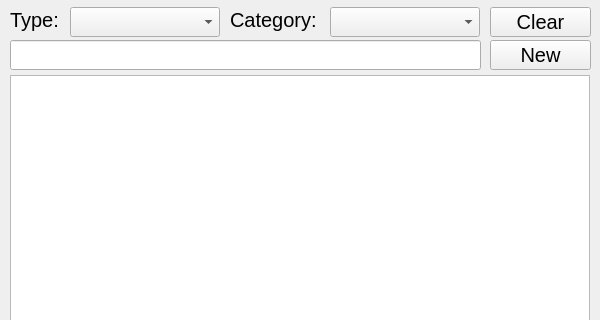
Above: GUI/main.ui from DaanVink/Olympus before the change; both pictures show x 0 to 600 and y 0 to 320 of the 600 by 530 pixel window. Below: the same form after it.
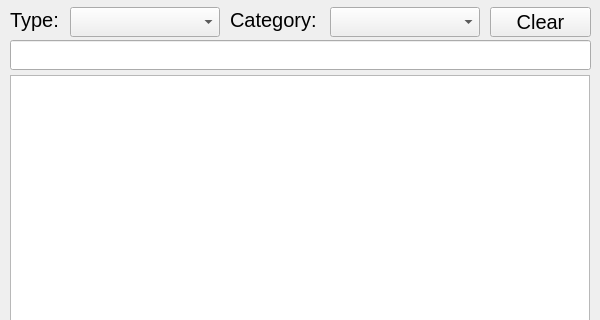
That is the form after the change.

What changed in the file:
```diff
--- a/GUI/main.ui
+++ b/GUI/main.ui
@@ -103,7 +103,7 @@
      <rect>
       <x>10</x>
       <y>40</y>
-      <width>471</width>
+      <width>581</width>
       <height>30</height>
      </rect>
     </property>
@@ -114,24 +114,6 @@
      <string/>
     </property>
    </widget>
-   <widget class="QPushButton" name="buttonNew">
-    <property name="geometry">
-     <rect>
-      <x>490</x>
-      <y>40</y>
-      <width>101</width>
-      <height>30</height>
-     </rect>
-    </property>
-    <property name="font">
-     <font>
-      <pointsize>15</pointsize>
-     </font>
-    </property>
-    <property name="text">
-     <string>New</string>
-    </property>
-   </widget>
   </widget>
  </widget>
  <resources/>
```
